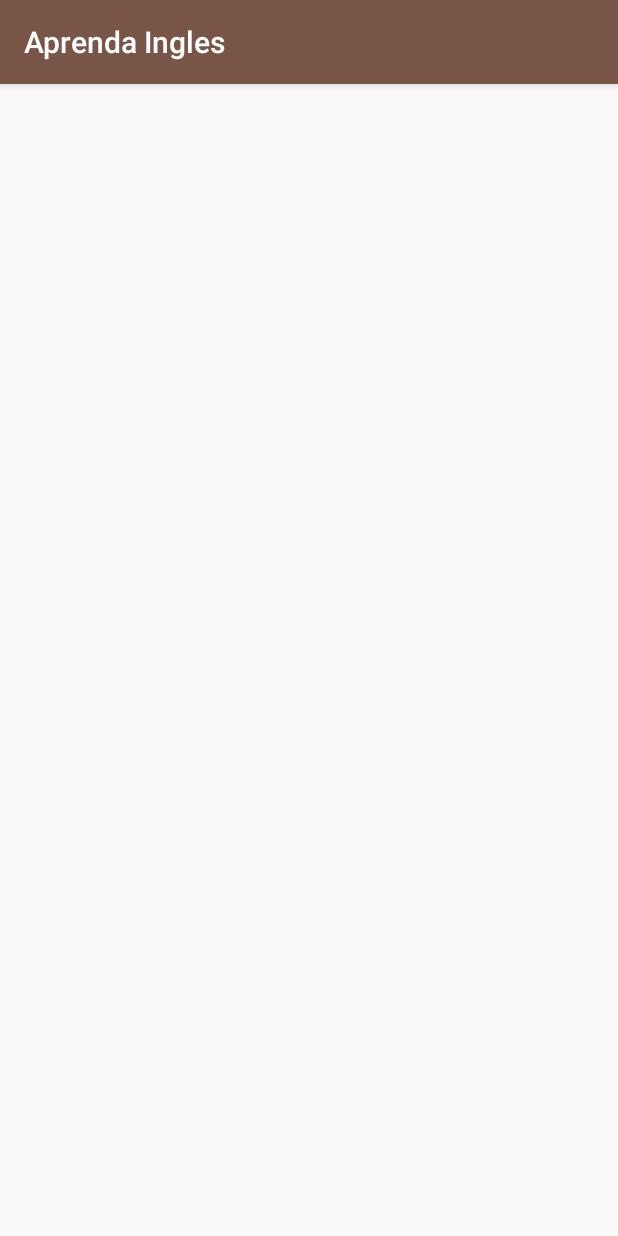
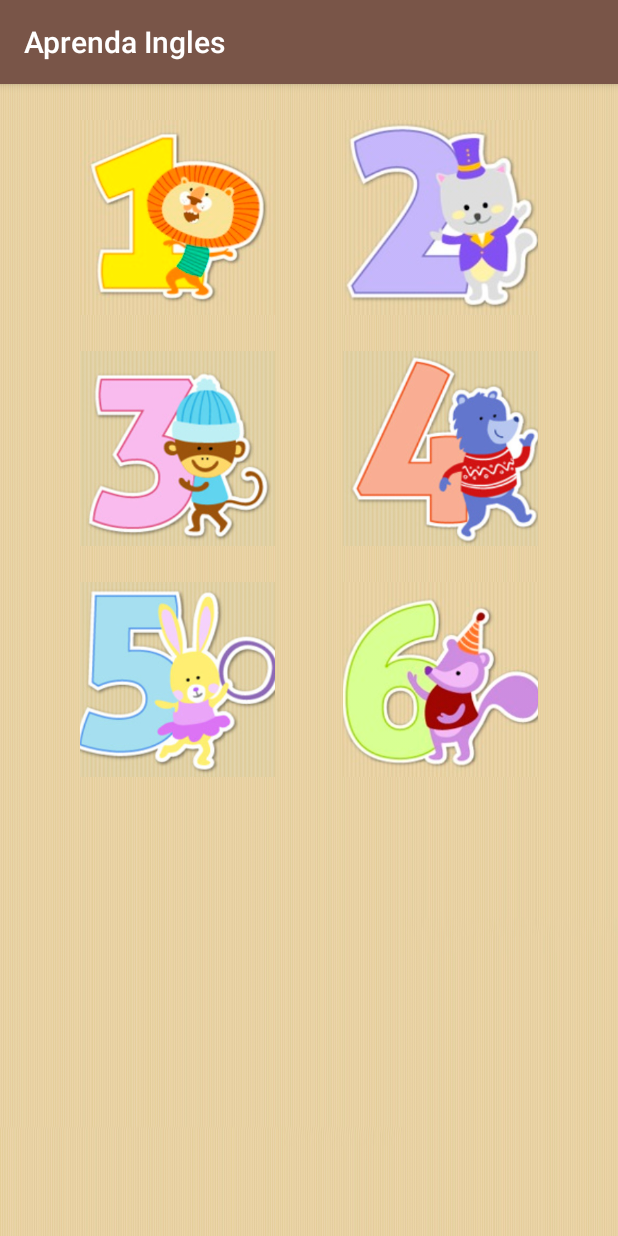
Before and after one commit to leonardo534/aprenda-ingles, an Android app: the fragment NumerosFragment shown on its own in the app's theme, on a phone screen of 412 x 824 dp. Run offline under Robolectric (Android 15) with nearby library versions, the phone set to English and light mode, and no system bars.

Commit message:
Adicionado ImageButton com as imagens dos numeros e background alterado

```diff
--- a/app/src/main/res/layout/fragment_numeros.xml
+++ b/app/src/main/res/layout/fragment_numeros.xml
@@ -1,10 +1,91 @@
 <?xml version="1.0" encoding="utf-8"?>
 <androidx.constraintlayout.widget.ConstraintLayout xmlns:android="http://schemas.android.com/apk/res/android"
+    xmlns:app="http://schemas.android.com/apk/res-auto"
     xmlns:tools="http://schemas.android.com/tools"
     android:layout_width="match_parent"
     android:layout_height="match_parent"
+    android:background="@drawable/segundo_fundo"
+    android:orientation="vertical"
     tools:context=".Fragments.NumerosFragment">
 
+    <androidx.constraintlayout.widget.Guideline
+        android:id="@+id/guideline3"
+        android:layout_width="wrap_content"
+        android:layout_height="wrap_content"
+        android:orientation="vertical"
+        app:layout_constraintGuide_percent="0.13" />
+
+    <androidx.constraintlayout.widget.Guideline
+        android:id="@+id/guideline4"
+        android:layout_width="wrap_content"
+        android:layout_height="wrap_content"
+        android:orientation="vertical"
+        app:layout_constraintGuide_percent="0.87" />
+
+    <ImageButton
+        android:id="@+id/imageButton8"
+        android:layout_width="130dp"
+        android:layout_height="130dp"
+        android:layout_marginTop="24dp"
+        android:background="@android:color/transparent"
+        android:scaleType="centerCrop"
+        android:src="@drawable/um"
+        app:layout_constraintStart_toStartOf="@+id/guideline3"
+        app:layout_constraintTop_toTopOf="parent" />
+
+    <ImageButton
+        android:id="@+id/imageButton9"
+        android:layout_width="130dp"
+        android:layout_height="130dp"
+        android:layout_marginTop="24dp"
+        android:background="@android:color/transparent"
+        android:scaleType="centerCrop"
+        android:src="@drawable/dois"
+        app:layout_constraintEnd_toEndOf="@+id/guideline4"
+        app:layout_constraintTop_toTopOf="parent" />
+
+    <ImageButton
+        android:id="@+id/imageButton10"
+        android:layout_width="130dp"
+        android:layout_height="130dp"
+        android:layout_marginTop="24dp"
+        android:background="@android:color/transparent"
+        android:scaleType="centerCrop"
+        android:src="@drawable/tres"
+        app:layout_constraintStart_toStartOf="@+id/guideline3"
+        app:layout_constraintTop_toBottomOf="@+id/imageButton8"/>
 
 
+    <ImageButton
+        android:id="@+id/imageButton11"
+        android:layout_width="130dp"
+        android:layout_height="130dp"
+        android:layout_marginTop="24dp"
+        android:background="@android:color/transparent"
+        android:scaleType="centerCrop"
+        android:src="@drawable/quatro"
+        app:layout_constraintEnd_toEndOf="@+id/guideline4"
+        app:layout_constraintTop_toBottomOf="@+id/imageButton9" />
+
+    <ImageButton
+        android:id="@+id/imageButton12"
+        android:layout_width="130dp"
+        android:layout_height="130dp"
+        android:layout_marginTop="24dp"
+        android:background="@android:color/transparent"
+        android:scaleType="centerCrop"
+        android:src="@drawable/cinco"
+        app:layout_constraintStart_toStartOf="@+id/guideline3"
+        app:layout_constraintTop_toBottomOf="@+id/imageButton10"/>
+
+    <ImageButton
+        android:id="@+id/imageButton13"
+        android:layout_width="130dp"
+        android:layout_height="130dp"
+        android:layout_marginTop="24dp"
+        android:background="@android:color/transparent"
+        android:scaleType="centerCrop"
+        android:src="@drawable/seis"
+        app:layout_constraintEnd_toEndOf="@+id/guideline4"
+        app:layout_constraintTop_toBottomOf="@+id/imageButton11" />
 </androidx.constraintlayout.widget.ConstraintLayout>
```
